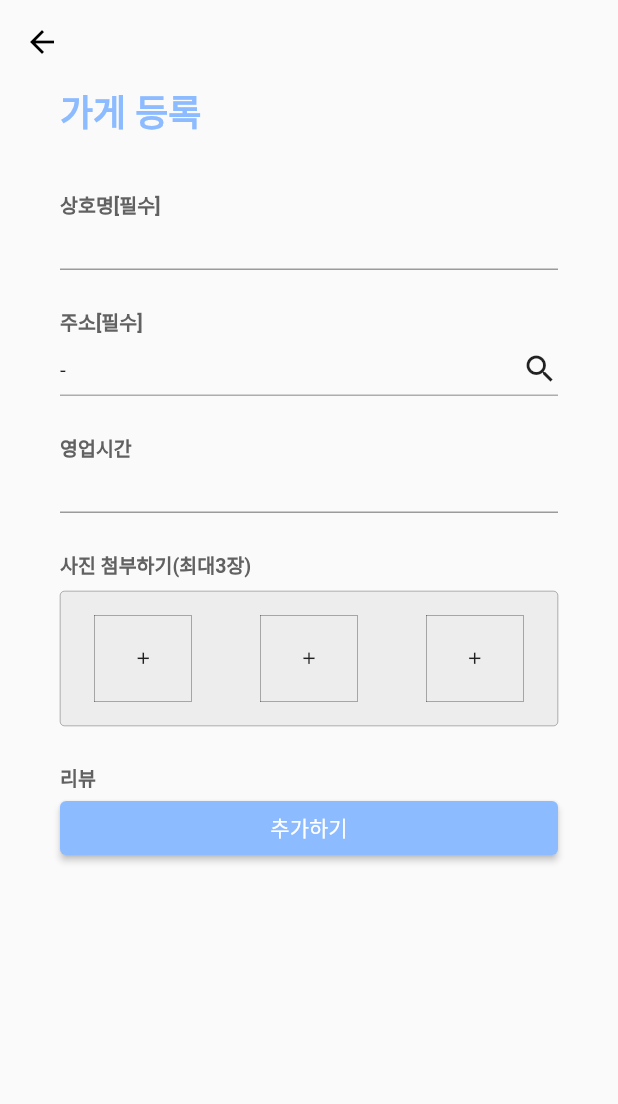
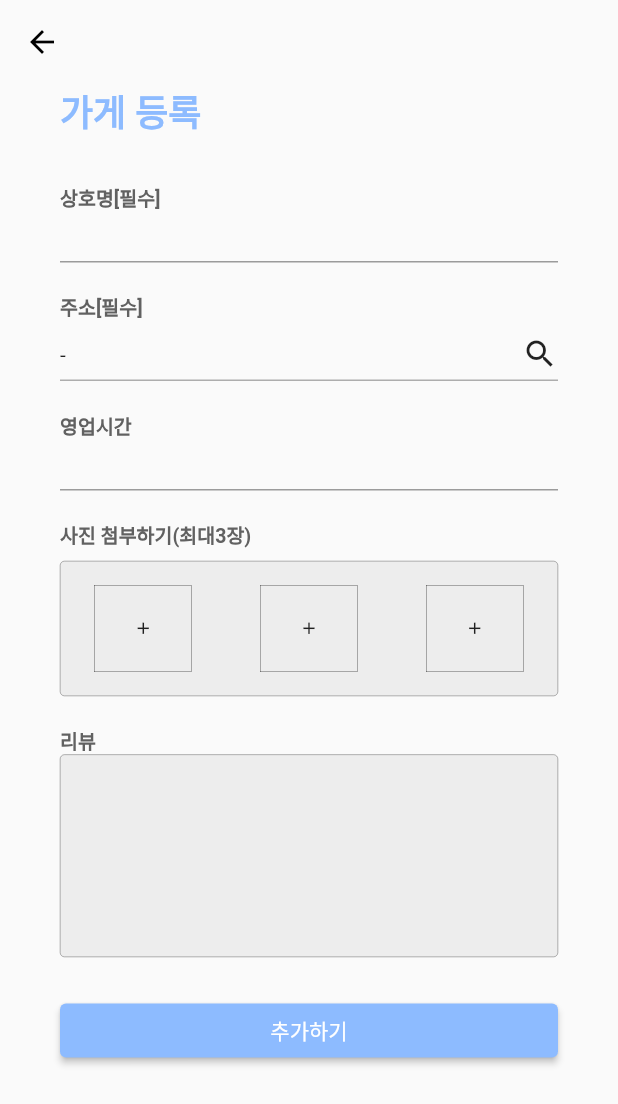
Before and after one commit to yeodo95/treasurebox, a Flutter app: the DirectionsPage screen opened by its route, after a tap on "장소추가", on a phone screen of 412 x 824 dp. Shown: the top 1104 px of the screen. Run offline on Flutter 3.47's test engine with Material 2 defaults, Android fonts, the phone set to English and light mode, and no system bars; our stand-ins replace geolocator, get, google_sign_in, sliding_up_panel; missing offline and left inert: flutter_naver_map, kakao_flutter_sdk, kpostal.

Commit message:
update
-ADD
 adding_page scrolling
 add Marker to address location

```diff
--- a/treasurebox/lib/src/pages/adding_page.dart
+++ b/treasurebox/lib/src/pages/adding_page.dart
@@ -23,6 +23,7 @@ class _AddingPageState extends State<AddingPage> {
   Widget build(BuildContext context) {
     return Container(
       child: Scaffold(
+        resizeToAvoidBottomInset: false,
         appBar: AppBar(
           backgroundColor: Colors.transparent,
           elevation: 0.0,
@@ -31,8 +32,7 @@ class _AddingPageState extends State<AddingPage> {
         body: Container(
             width: MediaQuery.of(context).size.width,
             padding: EdgeInsets.symmetric(horizontal: 40),
-            child: Column(
-              crossAxisAlignment: CrossAxisAlignment.start,
+            child: ListView(
               children: [
                 Text(
                   "가게 등록",
@@ -41,7 +41,7 @@ class _AddingPageState extends State<AddingPage> {
                       fontWeight: FontWeight.bold,
                       color: Color(0xff8DBBFF)),
                 ),
-                SizedBox(height: 35),
+                SizedBox(height: 30),
                 Text(
                   "상호명[필수]",
                   style: TextStyle(
@@ -57,7 +57,7 @@ class _AddingPageState extends State<AddingPage> {
                   ),
                   cursorHeight: 20,
                 ),
-                SizedBox(height: 25),
+                SizedBox(height: 20),
                 Text(
                   "주소[필수]",
                   style: TextStyle(
@@ -113,7 +113,7 @@ class _AddingPageState extends State<AddingPage> {
                     ],
                   ),
                 ),
-                SizedBox(height: 25),
+                SizedBox(height: 20),
                 Text(
                   "영업시간",
                   style: TextStyle(
@@ -129,7 +129,7 @@ class _AddingPageState extends State<AddingPage> {
                   ),
                   cursorHeight: 20,
                 ),
-                SizedBox(height: 25),
+                SizedBox(height: 20),
                 Text(
                   "사진 첨부하기(최대3장)",
                   style: TextStyle(
@@ -195,11 +195,13 @@ class _AddingPageState extends State<AddingPage> {
                           child: Icon(
                             Icons.add,
                             size: 13,
-                          )),
+                          ),
+                        ),
                       ),
                     ],
-                    )),
-                SizedBox(height: 25),
+                  ),
+                ),
+                SizedBox(height: 20),
                 Text(
                   "리뷰",
                   style: TextStyle(
@@ -208,10 +210,28 @@ class _AddingPageState extends State<AddingPage> {
                     color: Color(0xff616161),
                   ),
                 ),
+                Container(
+                  height: 135,
+                  decoration: BoxDecoration(
+                    color: Color.fromARGB(60, 196, 196, 196),
+                    border: Border.all(
+                      color: Colors.black,
+                      width: 0.2,
+                    ),
+                    borderRadius: BorderRadius.all(Radius.circular(3)),
+                  ),
+                ),
+                SizedBox(height: 25),
                 SizedBox(
                   width: double.infinity,
                   child: ElevatedButton(
-                    onPressed: () {},
+                    onPressed: () {
+                      Get.toNamed(
+                        "/directions_page",
+                        arguments: LatLng(double.parse(kakaoLatitude),
+                            double.parse(kakaoLongitude)),
+                      );
+                    },
                     child: Text("추가하기"),
                     style: ElevatedButton.styleFrom(
                       primary: Color(0xff8DBBFF),
--- a/treasurebox/lib/src/pages/directions_page.dart
+++ b/treasurebox/lib/src/pages/directions_page.dart
@@ -66,7 +66,12 @@ class _DirectionsPageState extends State<DirectionsPage> {
     // });
 
     if (Get.arguments != null) {
-      _markers = Get.arguments;
+      _markers.add(Marker(
+        markerId: DateTime.now().toIso8601String(),
+        position: Get.arguments,
+        infoWindow: '테스트',
+      ));
+      // _markers = Get.arguments;
       print('ok');
     }
 
```
Lines whose indentation alone changed are shown as unchanged.
